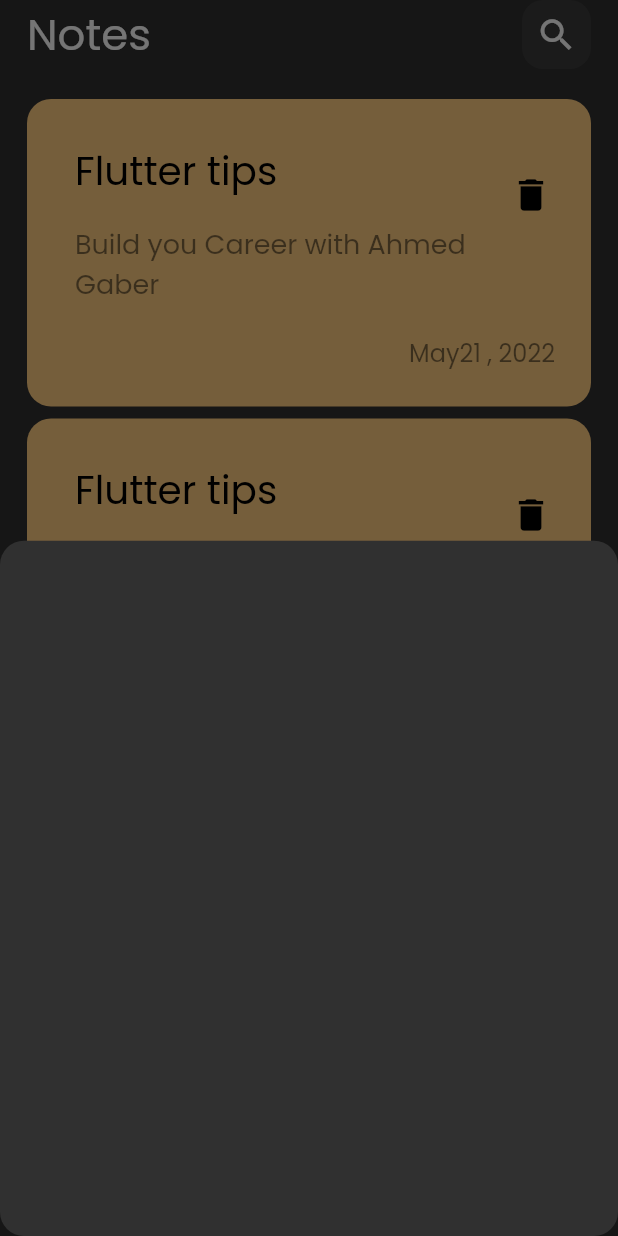
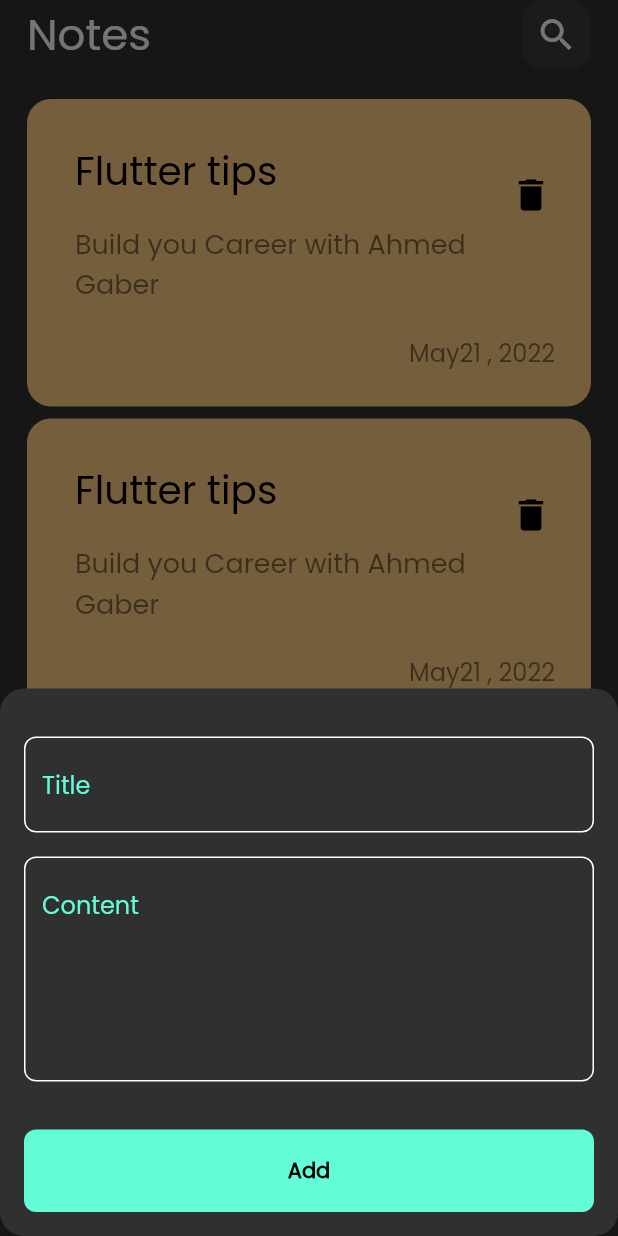
Before and after one commit to AhmedGaberI/notes_app, a Flutter app: the screen it shows after launch, after a tap on the "add" icon, on a phone screen of 412 x 824 dp. Run offline on Flutter 3.47's test engine with Material 2 defaults, Android fonts, the phone set to English and light mode, and no system bars.

Commit message:
add custom Text field and edit note view

```diff
--- /dev/null
+++ b/lib/constants.dart
@@ -0,0 +1,3 @@
+import 'dart:ui';
+
+const kPrimaryColor = Color(0xff62FCD7);
--- /dev/null
+++ b/lib/views/edit_note_view.dart
@@ -0,0 +1,13 @@
+import 'package:flutter/material.dart';
+import 'package:notes_app/views/widgets/edit_note_body.dart';
+
+class EditNoteView extends StatelessWidget {
+  const EditNoteView({super.key});
+
+  @override
+  Widget build(BuildContext context) {
+    return const Scaffold(
+      body: EditNoteBody(),
+    );
+  }
+}
--- a/lib/views/widgets/add_note_bottom_sheet.dart
+++ b/lib/views/widgets/add_note_bottom_sheet.dart
@@ -1,10 +1,40 @@
 import 'package:flutter/material.dart';
+import 'package:notes_app/views/widgets/custom_button.dart';
+import 'package:notes_app/views/widgets/custom_text_field.dart';
 
 class AddNoteBottomSheet extends StatelessWidget {
   const AddNoteBottomSheet({super.key});
 
   @override
   Widget build(BuildContext context) {
-    return Container();
+    return Padding(
+      padding: const EdgeInsets.symmetric(horizontal: 16),
+      child: SingleChildScrollView(
+        child: Column(
+          children: const [
+            SizedBox(
+              height: 32,
+            ),
+            CustomTextField(
+              hintText: "Title",
+            ),
+            SizedBox(
+              height: 16,
+            ),
+            CustomTextField(
+              hintText: "Content",
+              maxLines: 5,
+            ),
+            SizedBox(
+              height: 32,
+            ),
+            CustomButton(),
+            SizedBox(
+              height: 16,
+            ),
+          ],
+        ),
+      ),
+    );
   }
 }
--- /dev/null
+++ b/lib/views/widgets/custom_button.dart
@@ -0,0 +1,27 @@
+import 'package:flutter/material.dart';
+import 'package:notes_app/constants.dart';
+
+class CustomButton extends StatelessWidget {
+  const CustomButton({super.key});
+
+  @override
+  Widget build(BuildContext context) {
+    return Container(
+      width: MediaQuery.of(context).size.width,
+      height: 55,
+      decoration: BoxDecoration(
+        color: kPrimaryColor,
+        borderRadius: BorderRadius.circular(8),
+      ),
+      child: const Center(
+        child: Text(
+          "Add",
+          style: TextStyle(
+            color: Colors.black,
+            fontWeight: FontWeight.bold,
+          ),
+        ),
+      ),
+    );
+  }
+}
--- a/lib/views/widgets/custom_note_item.dart
+++ b/lib/views/widgets/custom_note_item.dart
@@ -1,11 +1,20 @@
 import 'package:flutter/material.dart';
+import 'package:notes_app/views/edit_note_view.dart';
 
 class CustomNoteItem extends StatelessWidget {
   const CustomNoteItem({super.key});
 
   @override
   Widget build(BuildContext context) {
-    return Container(
+    return GestureDetector(
+      onTap: () {
+        Navigator.push(context, MaterialPageRoute(
+          builder: (context) {
+            return const EditNoteView();
+          },
+        ));
+      },
+      child: Container(
         padding: const EdgeInsets.only(top: 24, bottom: 24, left: 16),
         decoration: BoxDecoration(
           color: const Color(0xffFFCC80),
@@ -55,6 +64,7 @@ class CustomNoteItem extends StatelessWidget {
             )
           ],
         ),
+      ),
     );
   }
 }
--- /dev/null
+++ b/lib/views/widgets/custom_text_field.dart
@@ -0,0 +1,37 @@
+import 'package:flutter/material.dart';
+
+import 'package:notes_app/constants.dart';
+
+class CustomTextField extends StatelessWidget {
+  const CustomTextField({
+    Key? key,
+    required this.hintText,
+    this.maxLines = 1,
+  }) : super(key: key);
+
+  final String hintText;
+  final int maxLines;
+
+  @override
+  Widget build(BuildContext context) {
+    return TextField(
+      maxLines: maxLines,
+      cursorColor: Colors.white,
+      cursorRadius: const Radius.circular(10),
+      decoration: InputDecoration(
+        border: buildBorder(),
+        focusedBorder: buildBorder(kPrimaryColor),
+        enabledBorder: buildBorder(),
+        hintText: hintText,
+        hintStyle: const TextStyle(color: kPrimaryColor),
+      ),
+    );
+  }
+
+  OutlineInputBorder buildBorder([color]) {
+    return OutlineInputBorder(
+      borderRadius: BorderRadius.circular(8),
+      borderSide: BorderSide(color: color ?? Colors.white),
+    );
+  }
+}
--- /dev/null
+++ b/lib/views/widgets/edit_note_body.dart
@@ -0,0 +1,10 @@
+import 'package:flutter/material.dart';
+
+class EditNoteBody extends StatelessWidget {
+  const EditNoteBody({super.key});
+
+  @override
+  Widget build(BuildContext context) {
+    return Container();
+  }
+}
--- a/lib/views/widgets/notes_view_body.dart
+++ b/lib/views/widgets/notes_view_body.dart
@@ -13,7 +13,9 @@ class NotesViewBody extends StatelessWidget {
         child: Column(
           children: const [
             CustomAppBar(),
-            Expanded(child: NotesListView()),
+            Expanded(
+              child: NotesListView(),
+            ),
           ],
         ),
       ),
```
Lines whose indentation alone changed are shown as unchanged.
